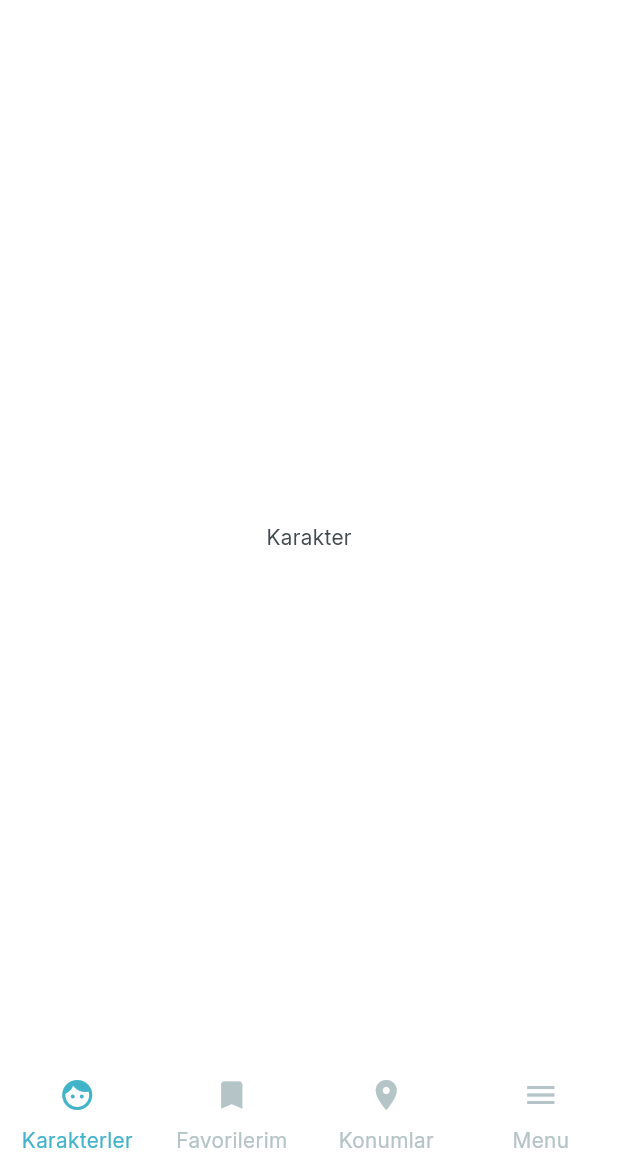
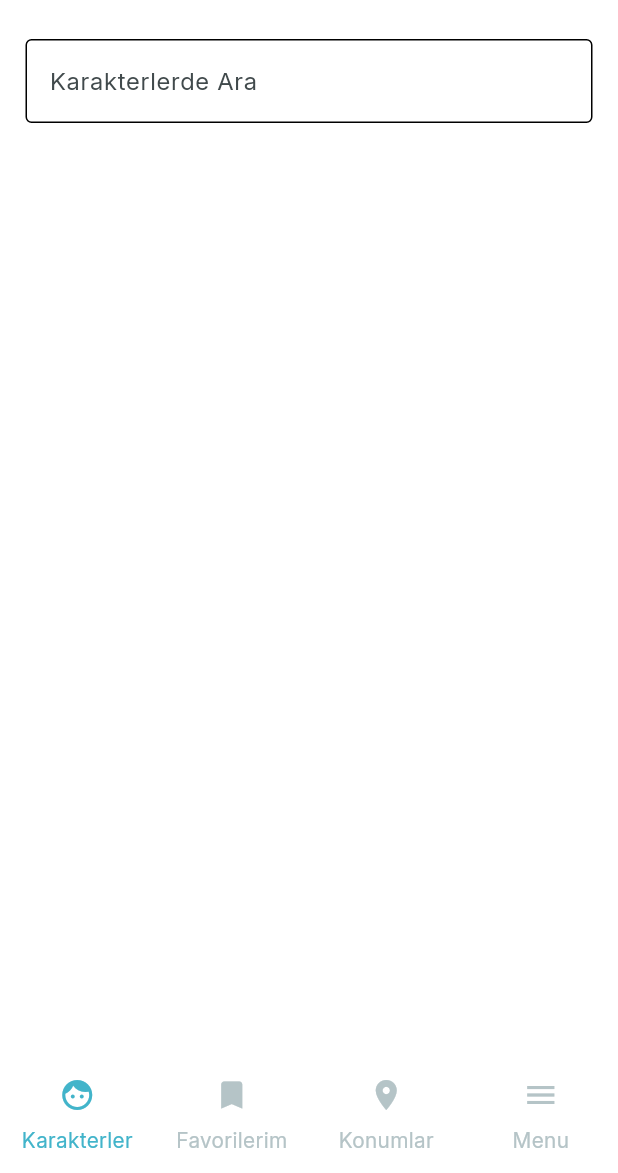
Before and after one commit to arslanoktay/RickAndMortyCharactersMobile, a Flutter app: the screen it shows after launch, on a phone screen of 412 x 824 dp, the part 63-1236 px from its top. Run offline on Flutter 3.47's test engine with Material 3 defaults, Android fonts, the phone set to English and light mode, and no system bars; our stand-ins replace go_router.

Commit message:
characters_view yazılmaya devam ediyor

```diff
--- a/lib/main.dart
+++ b/lib/main.dart
@@ -1,7 +1,6 @@
 import 'package:flutter/material.dart';
 import 'package:rickandmorty/app/router.dart';
 import 'package:rickandmorty/app/theme.dart';
-import 'package:rickandmorty/views/app_view.dart';
 
 void main() => runApp(const MyApp());
 
@@ -14,8 +13,6 @@ class MyApp extends StatelessWidget {
       debugShowCheckedModeBanner: false,
       theme: AppTheme.lightTheme,
       routerConfig: router,
-
-
     );
   }
 }
--- a/lib/views/characters_view/characters_view.dart
+++ b/lib/views/characters_view/characters_view.dart
@@ -1,3 +1,4 @@
+import 'package:flutter/material.dart';
 import 'package:flutter/widgets.dart';
 
 class CharactersView extends StatelessWidget {
@@ -5,6 +6,23 @@ class CharactersView extends StatelessWidget {
 
   @override
   Widget build(BuildContext context) {
-    return Center(child: Text("Karakter"),);
+    return const Scaffold(
+      body: Center(
+        child: Padding(
+          padding: EdgeInsets.symmetric(horizontal: 17),
+          child: Column( // alt alta geleceği için
+            children: [
+              SizedBox(height: 12,),
+              TextField( // Arama yeri
+                decoration: InputDecoration(
+                  labelText: "Karakterlerde Ara",
+                  border: OutlineInputBorder()
+                ),
+              )
+            ],
+          ),
+        ),
+      ),
+    );
   }
 }
--- a/pubspec.yaml
+++ b/pubspec.yaml
@@ -36,6 +36,7 @@ dependencies:
   # Use with the CupertinoIcons class for iOS style icons.
   cupertino_icons: ^1.0.8
   go_router: ^14.4.1
+  provider: ^6.1.2
 
 dev_dependencies:
   flutter_test:
```
Also changed, not shown: lib/app/router.dart (+3 -4 lines), pubspec.lock.
